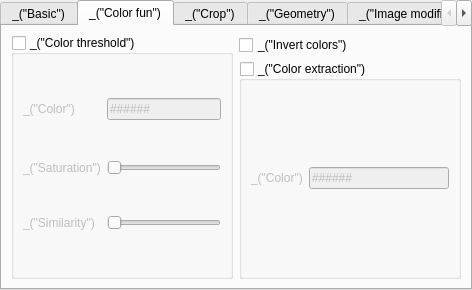
This is modules/gui/qt4/ui/video_effects.ui in omunroe-com/ubtvlc as Qt 5 draws it before an edit. The edited form follows.
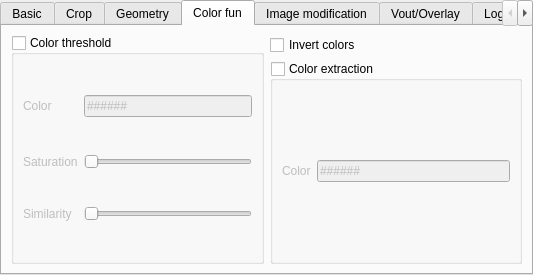
This is the edited form. The open tabs and pages were chosen to show the change.

```diff
--- a/modules/gui/qt4/ui/video_effects.ui
+++ b/modules/gui/qt4/ui/video_effects.ui
@@ -5,8 +5,8 @@
    <rect>
     <x>0</x>
     <y>0</y>
-    <width>472</width>
-    <height>290</height>
+    <width>533</width>
+    <height>275</height>
    </rect>
   </property>
   <property name="currentIndex" >
@@ -22,7 +22,7 @@
     </rect>
    </property>
    <attribute name="title" >
-    <string>_("Basic")</string>
+    <string>Basic</string>
    </attribute>
    <layout class="QGridLayout" >
     <item row="1" column="1" >
@@ -223,115 +223,7 @@
        <item row="5" column="1" >
         <widget class="QCheckBox" name="brightnessThresholdCheck" >
          <property name="text" >
-          <string>_("Brightness threshold")</string>
-         </property>
-        </widget>
-       </item>
-      </layout>
-     </widget>
-    </item>
-   </layout>
-  </widget>
-  <widget class="QWidget" name="tab_2" >
-   <property name="geometry" >
-    <rect>
-     <x>0</x>
-     <y>0</y>
-     <width>100</width>
-     <height>30</height>
-    </rect>
-   </property>
-   <attribute name="title" >
-    <string>_("Color fun")</string>
-   </attribute>
-   <layout class="QGridLayout" >
-    <item row="1" column="1" >
-     <widget class="QGroupBox" name="extractEnable" >
-      <property name="title" >
-       <string>_("Color extraction")</string>
-      </property>
-      <property name="checkable" >
-       <bool>true</bool>
-      </property>
-      <property name="checked" >
-       <bool>false</bool>
-      </property>
-      <layout class="QGridLayout" >
-       <item row="0" column="0" >
-        <widget class="QLabel" name="label_6" >
-         <property name="text" >
-          <string>_("Color")</string>
-         </property>
-        </widget>
-       </item>
-       <item row="0" column="1" >
-        <widget class="QLineEdit" name="extractComponentText" >
-         <property name="inputMask" >
-          <string>>HHHHHH;#</string>
-         </property>
-        </widget>
-       </item>
-      </layout>
-     </widget>
-    </item>
-    <item row="0" column="1" >
-     <widget class="QCheckBox" name="invertEnable" >
-      <property name="text" >
-       <string>_("Invert colors")</string>
-      </property>
-     </widget>
-    </item>
-    <item rowspan="2" row="0" column="0" >
-     <widget class="QGroupBox" name="colorthresEnable" >
-      <property name="title" >
-       <string>_("Color threshold")</string>
-      </property>
-      <property name="checkable" >
-       <bool>true</bool>
-      </property>
-      <property name="checked" >
-       <bool>false</bool>
-      </property>
-      <layout class="QGridLayout" >
-       <item row="2" column="0" >
-        <widget class="QLabel" name="label_14" >
-         <property name="text" >
-          <string>_("Similarity")</string>
-         </property>
-        </widget>
-       </item>
-       <item row="2" column="1" >
-        <widget class="QSlider" name="colorthresSimilaritythresSlider" >
-         <property name="orientation" >
-          <enum>Qt::Horizontal</enum>
-         </property>
-        </widget>
-       </item>
-       <item row="1" column="1" >
-        <widget class="QSlider" name="colorthresSaturationthresSlider" >
-         <property name="orientation" >
-          <enum>Qt::Horizontal</enum>
-         </property>
-        </widget>
-       </item>
-       <item row="1" column="0" >
-        <widget class="QLabel" name="label_13" >
-         <property name="text" >
-          <string>_("Saturation")</string>
-         </property>
-        </widget>
-       </item>
-       <item row="0" column="0" >
-        <widget class="QLabel" name="label_8" >
-         <property name="text" >
-          <string>_("Color")</string>
-         </property>
-        </widget>
-       </item>
-       <item row="0" column="1" >
-        <widget class="QLineEdit" name="colorthresColorText" >
-         <property name="inputMask" >
-          <string>>HHHHHH;#</string>
+          <string>Brightness threshold</string>
          </property>
         </widget>
        </item>
@@ -350,7 +242,7 @@
     </rect>
    </property>
    <attribute name="title" >
-    <string>_("Crop")</string>
+    <string>Crop</string>
    </attribute>
    <layout class="QGridLayout" >
     <item row="0" column="2" >
@@ -463,7 +355,7 @@
     </rect>
    </property>
    <attribute name="title" >
-    <string>_("Geometry")</string>
+    <string>Geometry</string>
    </attribute>
    <layout class="QGridLayout" >
     <item row="0" column="0" >
@@ -563,7 +455,107 @@
        <item row="0" column="0" >
         <widget class="QLabel" name="label_28" >
          <property name="text" >
-          <string>_("Angle")</string>
+          <string>Angle</string>
+         </property>
+        </widget>
+       </item>
+      </layout>
+     </widget>
+    </item>
+   </layout>
+  </widget>
+  <widget class="QWidget" name="tab_2" >
+   <attribute name="title" >
+    <string>Color fun</string>
+   </attribute>
+   <layout class="QGridLayout" >
+    <item row="1" column="1" >
+     <widget class="QGroupBox" name="extractEnable" >
+      <property name="title" >
+       <string>Color extraction</string>
+      </property>
+      <property name="checkable" >
+       <bool>true</bool>
+      </property>
+      <property name="checked" >
+       <bool>false</bool>
+      </property>
+      <layout class="QGridLayout" >
+       <item row="0" column="0" >
+        <widget class="QLabel" name="label_6" >
+         <property name="text" >
+          <string>Color</string>
+         </property>
+        </widget>
+       </item>
+       <item row="0" column="1" >
+        <widget class="QLineEdit" name="extractComponentText" >
+         <property name="inputMask" >
+          <string>>HHHHHH;#</string>
+         </property>
+        </widget>
+       </item>
+      </layout>
+     </widget>
+    </item>
+    <item row="0" column="1" >
+     <widget class="QCheckBox" name="invertEnable" >
+      <property name="text" >
+       <string>Invert colors</string>
+      </property>
+     </widget>
+    </item>
+    <item rowspan="2" row="0" column="0" >
+     <widget class="QGroupBox" name="colorthresEnable" >
+      <property name="title" >
+       <string>Color threshold</string>
+      </property>
+      <property name="checkable" >
+       <bool>true</bool>
+      </property>
+      <property name="checked" >
+       <bool>false</bool>
+      </property>
+      <layout class="QGridLayout" >
+       <item row="2" column="0" >
+        <widget class="QLabel" name="label_14" >
+         <property name="text" >
+          <string>Similarity</string>
+         </property>
+        </widget>
+       </item>
+       <item row="2" column="1" >
+        <widget class="QSlider" name="colorthresSimilaritythresSlider" >
+         <property name="orientation" >
+          <enum>Qt::Horizontal</enum>
+         </property>
+        </widget>
+       </item>
+       <item row="1" column="1" >
+        <widget class="QSlider" name="colorthresSaturationthresSlider" >
+         <property name="orientation" >
+          <enum>Qt::Horizontal</enum>
+         </property>
+        </widget>
+       </item>
+       <item row="1" column="0" >
+        <widget class="QLabel" name="label_13" >
+         <property name="text" >
+          <string>Saturation</string>
+         </property>
+        </widget>
+       </item>
+       <item row="0" column="0" >
+        <widget class="QLabel" name="label_8" >
+         <property name="text" >
+          <string>Color</string>
+         </property>
+        </widget>
+       </item>
+       <item row="0" column="1" >
+        <widget class="QLineEdit" name="colorthresColorText" >
+         <property name="inputMask" >
+          <string>>HHHHHH;#</string>
          </property>
         </widget>
        </item>
@@ -582,7 +574,7 @@
     </rect>
    </property>
    <attribute name="title" >
-    <string>_("Image modification")</string>
+    <string>Image modification</string>
    </attribute>
    <layout class="QGridLayout" >
     <item row="2" column="0" >
@@ -715,7 +707,7 @@
     </rect>
    </property>
    <attribute name="title" >
-    <string>_("Vout/Overlay")</string>
+    <string>Vout/Overlay</string>
    </attribute>
    <layout class="QGridLayout" >
     <item row="0" column="0" >
@@ -895,7 +887,7 @@
     </rect>
    </property>
    <attribute name="title" >
-    <string>_("Logo")</string>
+    <string>Logo</string>
    </attribute>
    <layout class="QGridLayout" >
     <item row="0" column="0" >
@@ -1023,7 +1015,7 @@
     </rect>
    </property>
    <attribute name="title" >
-    <string>_("Advanced video filter controls")</string>
+    <string>Advanced video filter controls</string>
    </attribute>
    <layout class="QGridLayout" >
     <item row="2" column="1" colspan="2" >
```
Left out of the diff: 180 changed lines with no effect on the pictures.
